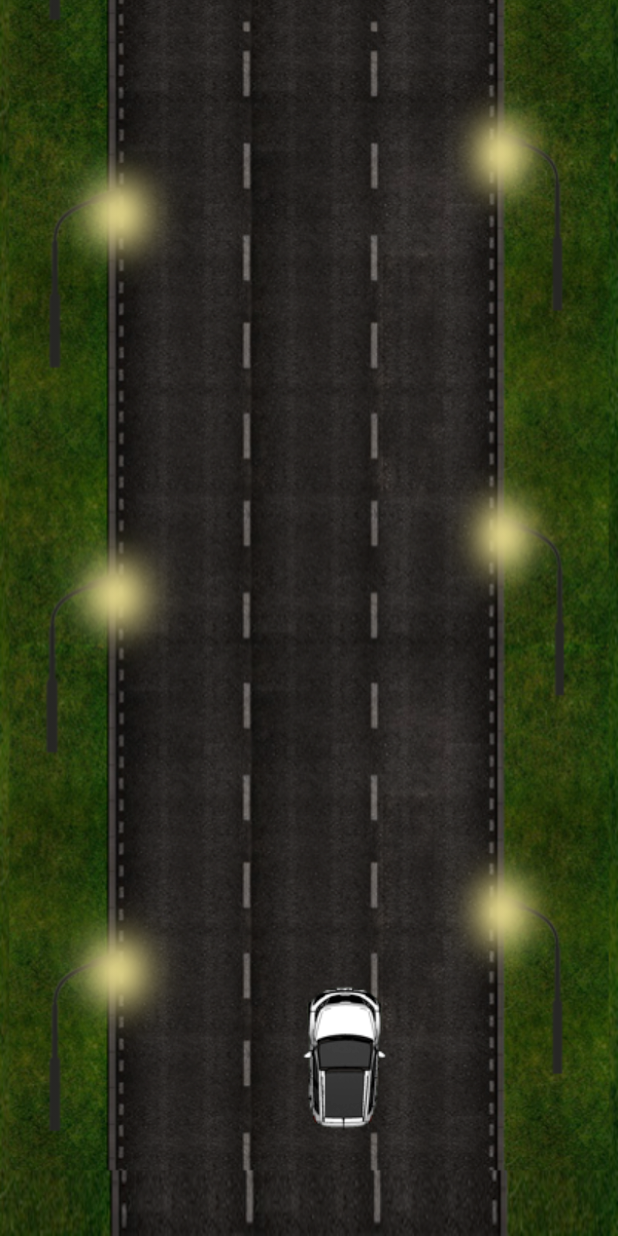
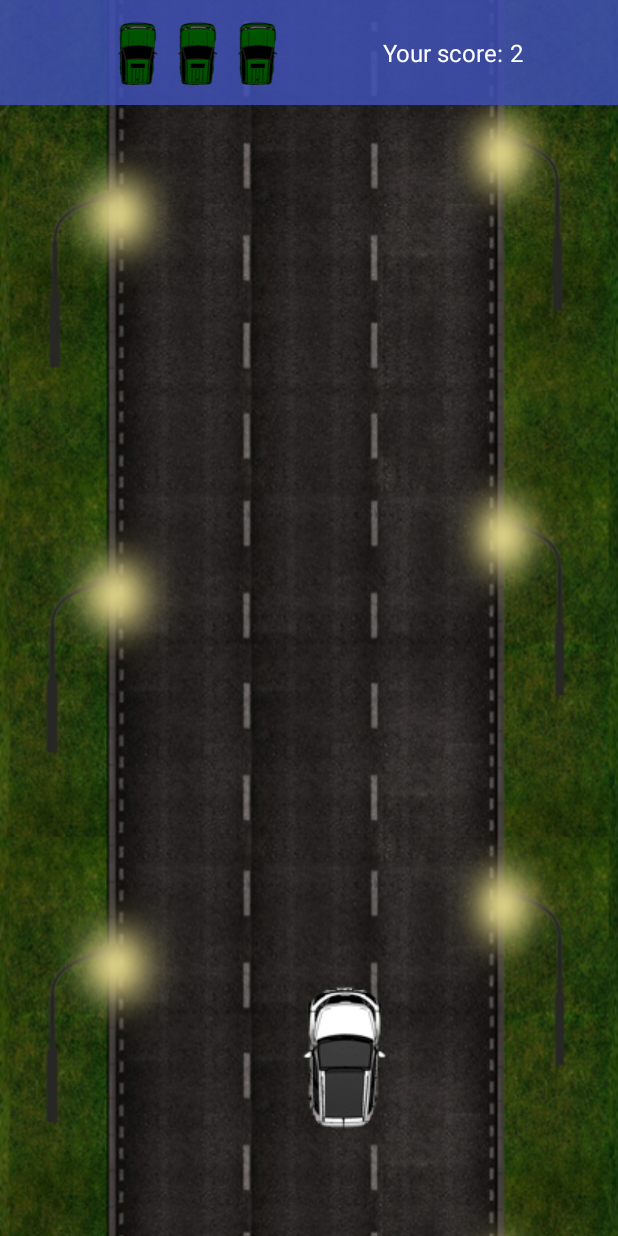
Before and after one commit to msmobileapps/SensiEDGE-Racing-Car-Android, an Android app: the first screen one second after launch (MainActivity), on a phone screen of 412 x 824 dp. Run offline under Robolectric (Android 15) with nearby library versions, the phone set to English and light mode, and no system bars; 1 statement that could not run was skipped.

Commit message:
Add score + car life

```diff
--- a/app/src/main/java/com/ashtray/carracinggame2d/MainActivity.java
+++ b/app/src/main/java/com/ashtray/carracinggame2d/MainActivity.java
@@ -4,44 +4,46 @@ import androidx.appcompat.app.AppCompatActivity;
 import androidx.fragment.app.FragmentManager;
 import androidx.fragment.app.FragmentTransaction;
 
-import android.animation.ObjectAnimator;
-
 import android.os.Bundle;
-import android.util.Log;
+import android.os.Handler;
 import android.view.View;
 import android.view.Window;
 import android.view.WindowManager;
 import android.view.animation.LinearInterpolator;
 import android.view.animation.TranslateAnimation;
 import android.widget.ImageView;
+import android.widget.LinearLayout;
+import android.widget.TextView;
 
 import com.ashtray.carracinggame2d.entities.MyFragment;
 import com.ashtray.carracinggame2d.feature_game_home.GameHomeFragment;
 import com.ashtray.carracinggame2d.feature_game_settings.GameSettingsFragment;
 import com.ashtray.carracinggame2d.feature_game_started.GameStartedFragment;
+import com.ashtray.carracinggame2d.interfaces.CarDataListener;
 import com.ashtray.carracinggame2d.log.LogHandler;
 
 
-public class MainActivity extends AppCompatActivity implements MyFragment.MyFragmentCallBacks {
+public class MainActivity extends AppCompatActivity implements MyFragment.MyFragmentCallBacks, CarDataListener {
     private static final String DEBUG_TAG = "[MainActivity]";
     private static final float DELTA = -100f;
-    private int end = 1;
-    private int start = 0;
+    private static int ANIMATION_DURATION = 1000;
+    private static final int GAME_LIVES = 3;
 
     private MyFragment currentShowingFragmentObject;
     private ImageView mImageView;
-    private int[] sourceLocation;
-    private ObjectAnimator mAnimationSet;
     private TranslateAnimation mAnimation;
-    private float ff =1000f;
     private int distance;
+    private TextView score_tv;
+    private LinearLayout cars_container;
 
 
     @Override
     protected void onCreate(Bundle savedInstanceState) {
         super.onCreate(savedInstanceState);
-        distance = getResources().getDimensionPixelSize(R.dimen.distance);
+
         getWindow().addFlags(WindowManager.LayoutParams.FLAG_DISMISS_KEYGUARD);
+
+
 
         requestWindowFeature(Window.FEATURE_NO_TITLE);
         getWindow().setFlags(WindowManager.LayoutParams.FLAG_FULLSCREEN,
@@ -59,8 +61,32 @@ public class MainActivity extends AppCompatActivity implements MyFragment.MyFrag
                         | View.SYSTEM_UI_FLAG_HIDE_NAVIGATION // hide nav bar
                         | View.SYSTEM_UI_FLAG_FULLSCREEN // hide status bar
                         | View.SYSTEM_UI_FLAG_IMMERSIVE_STICKY);
+        viewInit();
+        animateRoad();
+
+        viewInit();
+
+        addCars();
+
+    }
+
+    private void addCars() {
+        if(cars_container != null){
+            for (int i = 0; i < GAME_LIVES; i++) {
+                ImageView imageView = new ImageView(this);
+                imageView.setImageResource(R.drawable.car5);
+                imageView.setScaleType(ImageView.ScaleType.FIT_XY);
+                LinearLayout.LayoutParams lp = new LinearLayout.LayoutParams(60, 65);
+                cars_container.addView(imageView, lp);
+            }
+        }
+    }
+
+    private void viewInit() {
+        distance = getResources().getDimensionPixelSize(R.dimen.distance);
         mImageView = findViewById(R.id.road);
-        animateRoad();
+        score_tv = findViewById(R.id.score_tv);
+        cars_container = findViewById(R.id.cars_container);
     }
 
     @Override
@@ -103,7 +129,7 @@ public class MainActivity extends AppCompatActivity implements MyFragment.MyFrag
                 currentShowingFragmentObject = new GameHomeFragment(this);
                 break;
             case GAME_STARTED_FRAGMENT:
-                currentShowingFragmentObject = new GameStartedFragment(this);
+                currentShowingFragmentObject = new GameStartedFragment(this, this);
                 break;
             case GAME_SETTINGS_FRAGMENT:
                 currentShowingFragmentObject = new GameSettingsFragment(this);
@@ -124,11 +150,45 @@ public class MainActivity extends AppCompatActivity implements MyFragment.MyFrag
                 TranslateAnimation.ABSOLUTE, 0f,
                 TranslateAnimation.ABSOLUTE, 0f,
                 TranslateAnimation.ABSOLUTE, distance);
-        Log.e("barak","ff:"+ff);
-        mAnimation.setDuration(700);
+
+        mAnimation.setDuration(ANIMATION_DURATION);
         mAnimation.setRepeatCount(-1);
         mAnimation.setInterpolator(new LinearInterpolator());
         mImageView.setAnimation(mAnimation);
+        accelarete();
+
     }
 
+    private void accelarete(){
+        final int[] counter = {0};
+       Handler handler =  new Handler();
+
+
+        final Runnable runnable = new Runnable() {
+            public void run() {
+
+                   ANIMATION_DURATION -= counter[0];
+                   counter[0]++;
+                   score_tv.setText(String.valueOf(counter[0]));
+
+                   mAnimation.setDuration((ANIMATION_DURATION <= 0) ? 1 : ANIMATION_DURATION);
+                   handler.postDelayed(this, 1000);
+
+
+            }
+        };
+
+        handler.post(runnable);
+
+    }
+
+
+    @Override
+    public void carHited() {
+        if(cars_container.getChildCount() != 0) {
+            cars_container.removeViewAt(cars_container.getChildCount() - 1);
+        }else {
+            //TODO... Game Over
+        }
+    }
 }
--- a/app/src/main/java/com/ashtray/carracinggame2d/feature_game_started/Car.java
+++ b/app/src/main/java/com/ashtray/carracinggame2d/feature_game_started/Car.java
@@ -4,7 +4,7 @@ import android.graphics.Bitmap;
 import android.graphics.Canvas;
 import android.graphics.Paint;
 import android.os.Handler;
-import android.util.Log;
+
 
 import com.ashtray.carracinggame2d.CarGame2DApplication;
 
--- a/app/src/main/java/com/ashtray/carracinggame2d/feature_game_started/ComponentEnemyCars.java
+++ b/app/src/main/java/com/ashtray/carracinggame2d/feature_game_started/ComponentEnemyCars.java
@@ -14,7 +14,7 @@ import java.util.Random;
 
 public class ComponentEnemyCars implements GameComponent {
 
-    private static final int maxSpeed = 10;
+    private static final int maxSpeed = 200;
     private int minDisBetweenTwoEnemyCar = Car.carHeight * 4;
     private ArrayList<Car> enemyCars;
     private int speed;
@@ -68,7 +68,7 @@ public class ComponentEnemyCars implements GameComponent {
             Car eCar = chooseARandomCar();
             enemyCars.add(eCar);
             minDisBetweenTwoEnemyCar = Math.max(minDisBetweenTwoEnemyCar - 5, Car.carHeight * 4);
-            if (minDisBetweenTwoEnemyCar == Car.carHeight * 2) {
+            if (minDisBetweenTwoEnemyCar >= Car.carHeight * 2) {
                 speed = Math.min(speed + 1, maxSpeed);
             }
 
--- a/app/src/main/java/com/ashtray/carracinggame2d/feature_game_started/ComponentRoad.java
+++ b/app/src/main/java/com/ashtray/carracinggame2d/feature_game_started/ComponentRoad.java
@@ -13,7 +13,7 @@ import com.ashtray.carracinggame2d.log.LogHandler;
 
 public class ComponentRoad implements GameComponent {
 
-    final static int perRoadLeanWidth = (int) (GameScreenInfo.getInstance().getScreenWidth()/5);
+    final static int perRoadLeanWidth = (int) (GameScreenInfo.getInstance().getScreenWidth() / 5);
 
     private int total_road_lean;
     private int road_width, road_height;
--- a/app/src/main/java/com/ashtray/carracinggame2d/feature_game_started/GameBoardView.java
+++ b/app/src/main/java/com/ashtray/carracinggame2d/feature_game_started/GameBoardView.java
@@ -10,6 +10,7 @@ import android.os.Handler;
 import android.view.View;
 
 import com.ashtray.carracinggame2d.CarGame2DApplication;
+import com.ashtray.carracinggame2d.interfaces.CarDataListener;
 
 public class GameBoardView extends View {
     private static final String DEBUG_TAG = "GameBoardView";
@@ -17,16 +18,18 @@ public class GameBoardView extends View {
     private GameComponentManager gameComponentManager;
     private Handler handler;
     private SensorManager mSensorManager;
+
     private float mAccel; // acceleration apart from gravity
     private float mAccelCurrent; // current acceleration including gravity
     private float mAccelLast; // last acceleration including gravity
 
-    public GameBoardView(Context context) {
+    public GameBoardView(Context context, CarDataListener listener) {
         super(context);
-        gameComponentManager = new GameComponentManager();
+        gameComponentManager = new GameComponentManager(listener);
         handler = new Handler();
         mSensorManager = (SensorManager) CarGame2DApplication.getInstance().getSystemService(Context.SENSOR_SERVICE);
         mSensorManager.registerListener(mSensorListener, mSensorManager.getDefaultSensor(Sensor.TYPE_ACCELEROMETER), SensorManager.SENSOR_DELAY_NORMAL);
+
 
 
     }
--- a/app/src/main/java/com/ashtray/carracinggame2d/feature_game_started/GameComponentManager.java
+++ b/app/src/main/java/com/ashtray/carracinggame2d/feature_game_started/GameComponentManager.java
@@ -2,8 +2,8 @@ package com.ashtray.carracinggame2d.feature_game_started;
 
 import android.graphics.Canvas;
 import android.util.Log;
-import android.widget.ImageView;
 
+import com.ashtray.carracinggame2d.interfaces.CarDataListener;
 import com.ashtray.carracinggame2d.interfaces.OnCarPositionChanged;
 
 import java.util.ArrayList;
@@ -19,8 +19,10 @@ class GameComponentManager implements OnCarPositionChanged {
     private ArrayList<GameComponent> componentArrayList;
     private Car myCar;
     private Car enemyHitedCar;
+    private CarDataListener carDataListener;
 
-    GameComponentManager() {
+    GameComponentManager(CarDataListener carDataListener) {
+        this.carDataListener = carDataListener;
         componentArrayList = new ArrayList<>();
 
         componentArrayList.add(GC_POS_GAME_SCREEN, new ComponentGameScreen());
@@ -78,20 +80,20 @@ class GameComponentManager implements OnCarPositionChanged {
 
             if (enemyHitedCar != null && enemyHitedCar != enemyCar) {
                 if (isCarCrash(enemyCar)) {
-                    Log.d("IgorBoomTest", " Boom");
+                    if(carDataListener != null){
+                        carDataListener.carHited();
+                    }
                     myCar.animateBoom();
                 }
             } else if (enemyHitedCar == null) {
                 if (isCarCrash(enemyCar)) {
-                    Log.d("IgorBoomTest", "First Time Boom");
+                    if(carDataListener != null){
+                        carDataListener.carHited();
+                    }
                     myCar.animateBoom();
                 }
             }
-
-
         }
-
-
     }
 
 
@@ -100,10 +102,8 @@ class GameComponentManager implements OnCarPositionChanged {
             if (((myCar.getRect().y - myCar.carHeight) <= (enemyCar.getRect().y + enemyCar.carHeight)) || myCar.getRect().intersects(enemyCar.getRect())) {
                 enemyHitedCar = enemyCar;
                 return true;
-
             }
         }
-
         return false;
 
     }
--- a/app/src/main/java/com/ashtray/carracinggame2d/feature_game_started/GameStartedFragment.java
+++ b/app/src/main/java/com/ashtray/carracinggame2d/feature_game_started/GameStartedFragment.java
@@ -9,16 +9,20 @@ import android.view.View;
 import android.view.ViewGroup;
 
 import com.ashtray.carracinggame2d.entities.MyFragment;
+import com.ashtray.carracinggame2d.interfaces.CarDataListener;
 
 public class GameStartedFragment extends MyFragment {
 
-    public GameStartedFragment(MyFragmentCallBacks callBacks) {
+    private CarDataListener carDataListener;
+
+    public GameStartedFragment(MyFragmentCallBacks callBacks, CarDataListener carDataListener) {
         super(callBacks);
+        this.carDataListener = carDataListener;
     }
 
     @Override
     public View onCreateView(@NonNull LayoutInflater inflater, ViewGroup container, Bundle savedInstanceState) {
-        return new GameBoardView(getContext());
+        return new GameBoardView(getContext(), carDataListener);
     }
 
     @Override
--- /dev/null
+++ b/app/src/main/java/com/ashtray/carracinggame2d/interfaces/CarDataListener.java
@@ -0,0 +1,5 @@
+package com.ashtray.carracinggame2d.interfaces;
+
+public interface CarDataListener {
+    void carHited();
+}
--- a/app/src/main/res/layout/activity_main.xml
+++ b/app/src/main/res/layout/activity_main.xml
@@ -4,8 +4,10 @@
     xmlns:app="http://schemas.android.com/apk/res-auto"
     xmlns:tools="http://schemas.android.com/tools"
     android:layout_width="match_parent"
-    android:layout_height="match_parent"
+    android:layout_height="wrap_content"
     tools:context=".MainActivity">
+
+
 
 
     <RelativeLayout
@@ -26,4 +28,61 @@
             android:src="@drawable/road" />
     </RelativeLayout>
 
+    <androidx.constraintlayout.widget.ConstraintLayout
+        android:id="@+id/game_stats_container"
+        android:layout_width="match_parent"
+        android:layout_height="70dp"
+        android:background="@color/game_info_background"
+        app:layout_constraintEnd_toEndOf="parent"
+        app:layout_constraintStart_toStartOf="parent"
+        app:layout_constraintTop_toTopOf="parent">
+
+        <LinearLayout
+            android:id="@+id/cars_container"
+            android:layout_width="wrap_content"
+            android:layout_height="wrap_content"
+            android:layout_marginStart="16dp"
+
+            android:orientation="horizontal"
+            app:layout_constraintBottom_toBottomOf="parent"
+            app:layout_constraintEnd_toEndOf="parent"
+            app:layout_constraintHorizontal_bias="0.2"
+            app:layout_constraintStart_toStartOf="parent"
+            app:layout_constraintTop_toTopOf="parent">
+
+        </LinearLayout>
+
+        <LinearLayout
+            android:layout_width="wrap_content"
+            android:layout_height="wrap_content"
+            app:layout_constraintBottom_toBottomOf="parent"
+            app:layout_constraintEnd_toEndOf="parent"
+            android:orientation="horizontal"
+            app:layout_constraintStart_toEndOf="@+id/cars_container"
+            app:layout_constraintTop_toTopOf="parent">
+
+            <TextView
+                android:layout_width="wrap_content"
+                android:layout_height="wrap_content"
+                android:text="@string/yor_score"
+                android:textSize="16sp"
+                android:textColor="@color/game_info_white_text"
+                />
+            <TextView
+                android:id="@+id/score_tv"
+                android:layout_width="wrap_content"
+                android:layout_height="wrap_content"
+                tools:text="360"
+                android:textSize="16sp"
+                android:textColor="@color/game_info_white_text"
+                />
+
+
+
+        </LinearLayout>
+
+
+
+    </androidx.constraintlayout.widget.ConstraintLayout>
+
 </androidx.constraintlayout.widget.ConstraintLayout>
--- a/app/src/main/res/values/colors.xml
+++ b/app/src/main/res/values/colors.xml
@@ -3,4 +3,6 @@
     <color name="colorPrimary">#008577</color>
     <color name="colorPrimaryDark">#00574B</color>
     <color name="colorAccent">#D81B60</color>
+    <color name="game_info_background">#D83F51B5</color>
+    <color name="game_info_white_text">#FFFFFF</color>
 </resources>
--- a/app/src/main/res/values/strings.xml
+++ b/app/src/main/res/values/strings.xml
@@ -14,4 +14,6 @@
     <string name="medium">MEDIUM</string>
     <string name="hard">HARD</string>
 
+
+    <string name="yor_score">Your score:\u0020</string>
 </resources>
```
Also changed, not shown: app/src/main/res/drawable/road.png, app/src/main/res/drawable/road3.png (added).
